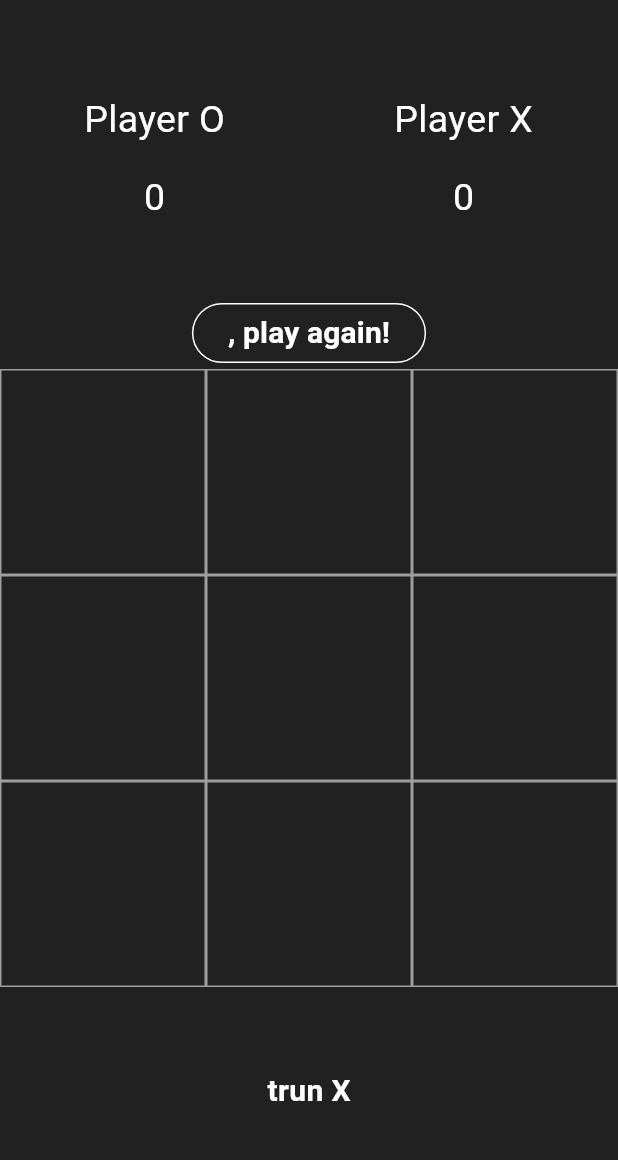
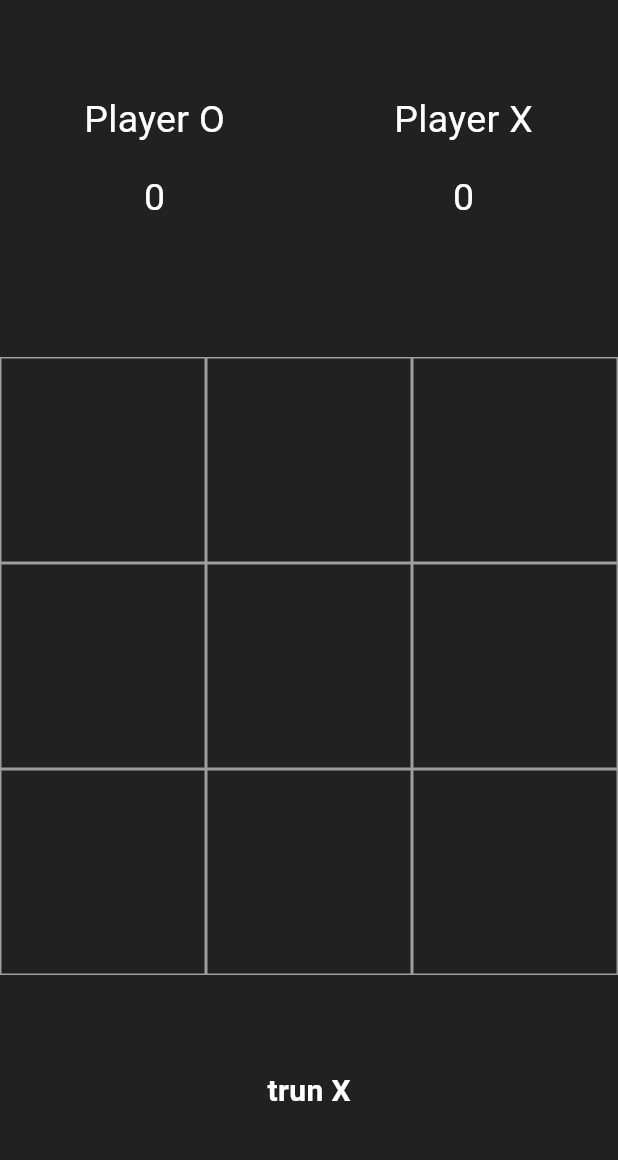
Before and after one commit to MMETehrani/tic_tac_toe, a Flutter app: the screen it shows after launch, on a phone screen of 412 x 824 dp, the part 63-1223 px from its top. Run offline on Flutter 3.47's test engine with Material 3 defaults, Android fonts, the phone set to English and light mode, and no system bars.

Commit message:
add visible getResultButton and fix score

```diff
--- a/lib/screens/home_screen.dart
+++ b/lib/screens/home_screen.dart
@@ -20,6 +20,7 @@ class _HomeState extends State<Home> {
   int scoreX = 0;
   int scoreO = 0;
   String winnerTitle = '';
+  bool box = true;
 
   @override
   Widget build(BuildContext context) {
@@ -54,6 +55,9 @@ class _HomeState extends State<Home> {
               height: 40,
             ),
             getResultButton(),
+            SizedBox(
+              height: 40,
+            ),
             getgrid(),
             getTrun(),
             SizedBox(
@@ -167,6 +171,9 @@ class _HomeState extends State<Home> {
   }
 
   void checkWinner() {
+    if (gameHasResult) {
+      return;
+    }
     // Rows
     if (xOroList[0] == xOroList[1] &&
         xOroList[0] == xOroList[2] &&
@@ -249,7 +256,9 @@ class _HomeState extends State<Home> {
   }
 
   Widget getResultButton() {
-    return OutlinedButton(
+    return Visibility(
+      visible: gameHasResult,
+      child: OutlinedButton(
           style: OutlinedButton.styleFrom(
               side: BorderSide(
             color: Colors.white,
@@ -264,7 +273,8 @@ class _HomeState extends State<Home> {
             '$winnerTitle, play again!',
             style: TextStyle(
                 color: Colors.white, fontSize: 20, fontWeight: FontWeight.bold),
-        ));
+          )),
+    );
   }
 
   Widget getTrun() {
```
Lines whose indentation alone changed are shown as unchanged.
